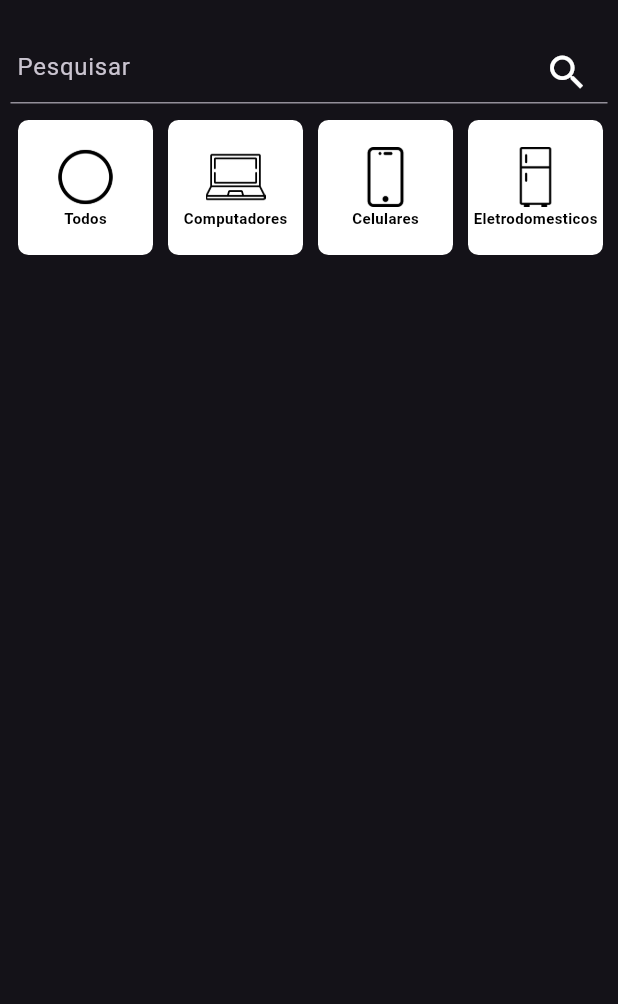
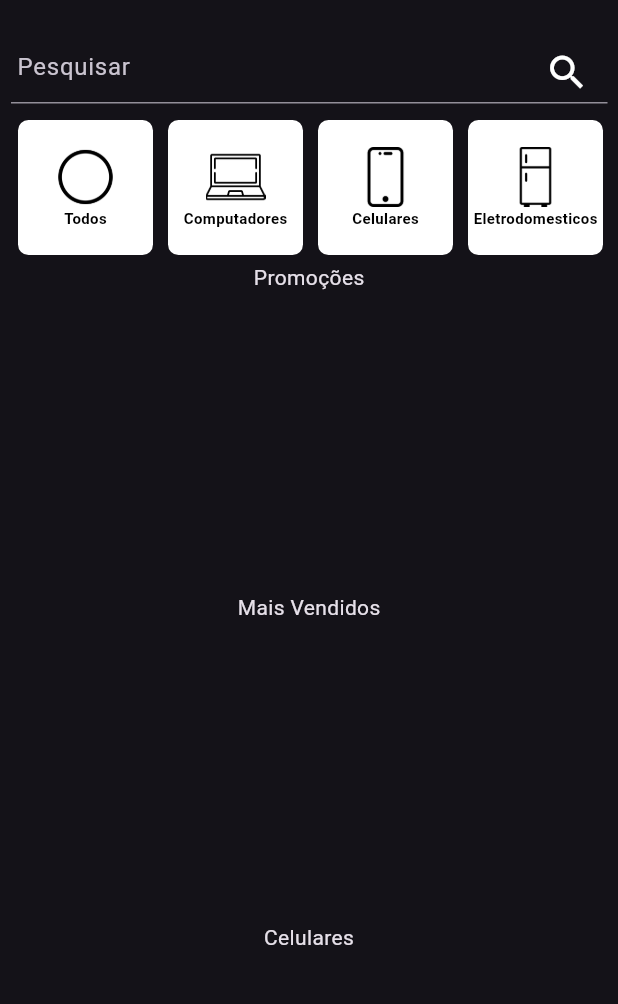
Before and after one commit to ThomasSiqueira/e-Commerce-Dart-Flutter, a Flutter app: the screen it shows after launch, in the side drawer, after a tap on the "search" icon, on a phone screen of 412 x 824 dp, the part 63-1067 px from its top. Run offline on Flutter 3.47's test engine with Material 3 defaults, Android fonts, the phone set to English and light mode, and no system bars; our stand-ins replace cloud_firestore, firebase_core, flutter_svg; accounts and stored records are empty.

Commit message:
Ajuste da  barra de pesquisa

```diff
--- a/lib/View/carrinho/cart_item.dart
+++ b/lib/View/carrinho/cart_item.dart
@@ -70,10 +70,10 @@ class CartItemWidget extends StatelessWidget {
                         style: TextStyle(fontSize: 20, color: Colors.white))),
               ),
             ),
-            title: Text(cartItem.produto.nome!,
+            title: Text(cartItem.produto.nome,
                 style: TextStyle(fontSize: 20, color: Colors.black)),
             subtitle: Text(
-                'Total: R\$ ${cartItem.produto.precoBase! * cartItem.quantidade!}',
+                'Total: R\$ ${cartItem.produto.precoBase * cartItem.quantidade}',
                 style: TextStyle(fontSize: 17, color: Colors.black)),
             trailing: Text('${cartItem.quantidade}x',
                 style: TextStyle(fontSize: 13, color: Colors.black)),
--- a/lib/View/compra.dart
+++ b/lib/View/compra.dart
@@ -54,14 +54,14 @@ class _OrderWidgetState extends State<OrderWidget> {
                     mainAxisAlignment: MainAxisAlignment.spaceBetween,
                     children: <Widget>[
                       Text(
-                        product.produto.nome!,
+                        product.produto.nome,
                         style: TextStyle(
                             fontSize: 14,
                             fontWeight: FontWeight.bold,
                             color: Colors.black),
                       ),
                       Text(
-                        '${product.quantidade} x R\$${product.produto.precoBase!}',
+                        '${product.quantidade} x R\$${product.produto.precoBase}',
                         style: TextStyle(
                           fontSize: 14,
                           color: Color.fromARGB(255, 94, 94, 94),
--- a/lib/View/home/home.dart
+++ b/lib/View/home/home.dart
@@ -1,14 +1,11 @@
 import 'package:flutter/material.dart';
-import 'package:ecom_mobile/Model/usuario.dart';
 import 'package:ecom_mobile/ViewModel/vertical_scroll_itens.dart';
 import 'package:ecom_mobile/View/home/side_menu.dart';
-import 'package:provider/provider.dart';
-import 'package:ecom_mobile/Model/searchState.dart';
 //joao
 
 class HomePage extends StatelessWidget {
-  final CondicaoLogin condLogin; // Usuário recebido como parâmetro
-  const HomePage({super.key, required this.condLogin});
+  // Usuário recebido como parâmetro
+  const HomePage({super.key});
 
   @override
   Widget build(BuildContext context) {
@@ -20,19 +17,15 @@ class HomePage extends StatelessWidget {
       body: Padding(
         padding: const EdgeInsets.all(7.0),
         child: NestedScrollView(
-            headerSliverBuilder:
-                (BuildContext context, bool innerBoxIsScrolled) {
+          headerSliverBuilder: (BuildContext context, bool innerBoxIsScrolled) {
             return <Widget>[];
           },
           scrollDirection: Axis.vertical,
           body: SingleChildScrollView(
-              child: Consumer<SearchState>(
-                builder: (context, state, child) {
-                  return VerticalScrollList();
-                },
+            child: VerticalScrollList(),
           ),
         ),
       ),
-        ));
+    );
   }
 }
--- a/lib/View/home/side_menu.dart
+++ b/lib/View/home/side_menu.dart
@@ -12,6 +12,7 @@ class SideMenu extends StatelessWidget {
   @override
   Widget build(BuildContext context) {
     var user = Provider.of<CondicaoLogin>(context, listen: false);
+    return Consumer<CondicaoLogin>(builder: (contect, login, child) {
       return Drawer(
         // Add a ListView to the drawer. This ensures the user can scroll
         // through the options in the drawer if there isn't enough vertical
@@ -43,7 +44,8 @@ class SideMenu extends StatelessWidget {
             ListTile(
               title: const Text('Home'),
               onTap: () {
-              Navigator.pushNamedAndRemoveUntil(context, "/home", (r) => false);
+                Navigator.pushNamedAndRemoveUntil(
+                    context, "/home", (r) => false);
               },
             ),
             ListTile(
@@ -98,5 +100,6 @@ class SideMenu extends StatelessWidget {
           ],
         ),
       );
+    });
   }
 }
--- a/lib/View/pagina_selecao/selecao_produtos.dart
+++ b/lib/View/pagina_selecao/selecao_produtos.dart
@@ -13,7 +13,8 @@ class SelecaoPage {
     List<Produto> produtoList =
         Provider.of<ListaProdutos>(context, listen: false).produtos;
     for (var i = 0; i < produtoList.length; i++) {
-      if (produtoList[i].tags!.contains(flag)) {
+      if (produtoList[i].tags!.contains(flag) ||
+          (produtoList[i].nome.toUpperCase()).contains(flag.toUpperCase())) {
         list.add(Padding(
           padding: const EdgeInsets.all(5.0),
           child: ProdutoCardSelecao(produto: produtoList[i]),
--- a/lib/ViewModel/horizontal_scroll_list.dart
+++ b/lib/ViewModel/horizontal_scroll_list.dart
@@ -1,5 +1,4 @@
 import 'package:flutter/material.dart';
-import 'package:ecom_mobile/View/pagina_selecao/selecao_produtos.dart';
 import 'package:provider/provider.dart';
 import 'package:ecom_mobile/Model/searchState.dart';
 
@@ -51,7 +50,7 @@ class ScrollListBlock extends StatelessWidget {
                             image: AssetImage("assets/icones/${nome}.png"))),
                     Center(
                         child: Text(nome,
-                            style: TextStyle(
+                            style: const TextStyle(
                               fontSize: 10,
                               fontWeight: FontWeight.bold,
                               color: Colors.black,
--- a/lib/ViewModel/vertical_scroll_itens.dart
+++ b/lib/ViewModel/vertical_scroll_itens.dart
@@ -1,4 +1,3 @@
-import 'package:ecom_mobile/Model/usuario.dart';
 import 'package:ecom_mobile/widgets/search_bar.dart';
 import 'package:flutter/material.dart';
 import 'package:ecom_mobile/ViewModel/horizontal_scroll_itens.dart';
@@ -32,11 +31,7 @@ class _VerticalScrollListState extends State<VerticalScrollList> {
   List<Widget> list = [];
 
   getList() {
-    if (state != "Todos") {
-      if (state != "") {
-        list = SelecaoPage.geraLista(context, state);
-      } else {}
-    } else {
+    if (state == "" || state == "Todos") {
       state = "";
       list = [];
       for (var i = 0; i < titulo.length; i++) {
@@ -51,6 +46,8 @@ class _VerticalScrollListState extends State<VerticalScrollList> {
           ),
         ));
       }
+    } else {
+      list = SelecaoPage.geraLista(context, state);
     }
   }
 
--- a/lib/main.dart
+++ b/lib/main.dart
@@ -51,20 +51,12 @@ class MainApp extends StatelessWidget {
                 primaryColor: Colors.black,
               ),
 
-              home: Consumer2<CondicaoLogin, SearchState>(
-                builder: (context, login, state, child) {
-                  return HomePage(condLogin: login);
-                },
-              ),
+              home: const HomePage(),
               //initialRoute: '/login',
               routes: {
-                '/home': (context) => Consumer<CondicaoLogin>(
-                      builder: (contect, login, child) {
-                        return HomePage(condLogin: login);
-                      },
-                    ),
-                '/login': (context) => LoginPage(),
-                '/results': (context) => SearchResults(),
+                '/home': (context) => const HomePage(),
+                '/login': (context) => const LoginPage(),
+                '/results': (context) => const SearchResults(),
               },
             ));
   }
--- a/lib/widgets/search_bar.dart
+++ b/lib/widgets/search_bar.dart
@@ -1,8 +1,16 @@
 import 'package:flutter/material.dart';
 import 'package:ecom_mobile/View/pagina_selecao/pagina_pesquisa.dart';
+import 'package:provider/provider.dart';
+
+import 'package:ecom_mobile/Model/searchState.dart';
 
 class SearchBox extends StatelessWidget {
-  SearchBox({super.key, this.onSearch = _defaultOnSearch, this.flags});
+  final String value;
+  SearchBox(
+      {super.key,
+      this.value = "",
+      this.onSearch = _defaultOnSearch,
+      this.flags});
   final String? flags;
   static void _defaultOnSearch(p0) {}
 
@@ -11,21 +19,18 @@ class SearchBox extends StatelessWidget {
 
   @override
   Widget build(BuildContext context) {
+    var state = Provider.of<SearchState>(context, listen: false);
+
     return Container(
       child: Stack(
         children: [
           Material(
             // Add this
             child: TextField(
-              autofocus: ModalRoute.of(context)?.settings.name == '/results',
               controller: _controller,
               decoration: InputDecoration(
                 hintText: null != flags ? flags : " Pesquisar",
               ),
-              onTap: () => {
-                if (ModalRoute.of(context)?.settings.name != '/results')
-                  {Navigator.pushNamed(context, '/results')}
-              },
             ),
           ),
           Padding(
@@ -34,16 +39,7 @@ class SearchBox extends StatelessWidget {
               alignment: Alignment.centerRight,
               child: GestureDetector(
                 onTap: () {
-                  if (onSearch != null) {
-                    Navigator.pop(context);
-                    Navigator.push(context, MaterialPageRoute<void>(
-                        builder: (BuildContext context) {
-                      return SelecaoPage(
-                        flag: _controller.text,
-                        usuario: null,
-                      );
-                    }));
-                  }
+                  state.changeState(_controller.text);
                 },
                 child: Icon(
                   Icons.search,
```
Lines whose indentation alone changed are shown as unchanged.
